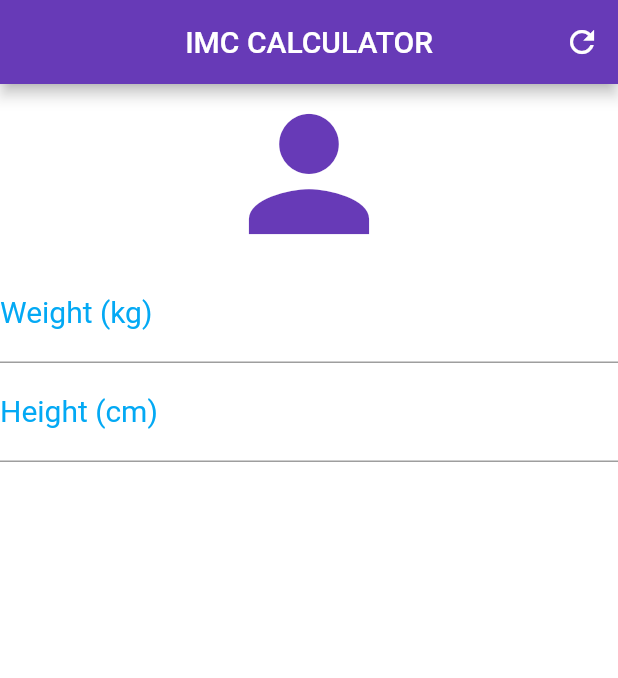
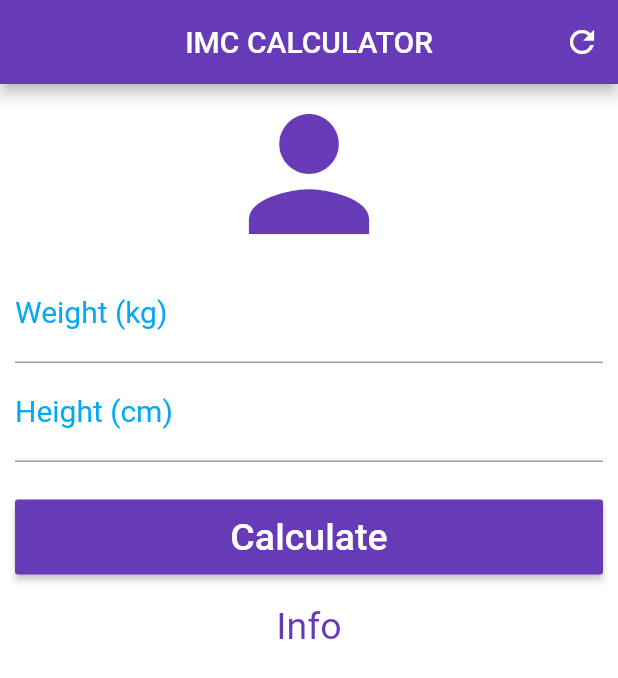
Before and after one commit to 7hayMuller/Flutter, a Flutter app: the screen it shows after launch, on a phone screen of 412 x 824 dp. Shown: the top 678 px of the screen. Run offline on Flutter 3.47's test engine with Material 2 defaults, Android fonts, the phone set to English and light mode, and no system bars.

Commit message:
Add RaisedButton and Padding to the page style

```diff
--- a/imc_app/imc_app/lib/main.dart
+++ b/imc_app/imc_app/lib/main.dart
@@ -28,7 +28,9 @@ class _HomeState extends State<Home> {
           ],
         ),
         backgroundColor: Colors.white,
-      body: Column(
+        body: SingleChildScrollView(
+          padding: EdgeInsets.fromLTRB(10, 0, 10, 0),
+          child: Column(
             crossAxisAlignment: CrossAxisAlignment.stretch,
             children: <Widget>[
               Icon(Icons.person, size: 120.0, color: Colors.deepPurple),
@@ -47,9 +49,26 @@ class _HomeState extends State<Home> {
                     labelStyle: TextStyle(color: Colors.lightBlue)),
                 textAlign: TextAlign.center,
                 style: TextStyle(color: Colors.lightBlue, fontSize: 20.0),
+              ),
+              Padding(
+                padding: EdgeInsets.only(top: 25.0, bottom: 20.0),
+                child: Container(
+                  height: 50.0,
+                  child: RaisedButton(
+                      onPressed: () {},
+                      child: Text('Calculate',
+                          style:
+                              TextStyle(color: Colors.white, fontSize: 25.0)),
+                      color: Colors.deepPurple),
+                ),
+              ),
+              Text(
+                "Info",
+                textAlign: TextAlign.center,
+                style: TextStyle(color: Colors.deepPurple, fontSize: 25.0),
               )
             ],
           ),
-    );
+        ));
   }
 }
```
Lines whose indentation alone changed are shown as unchanged.
